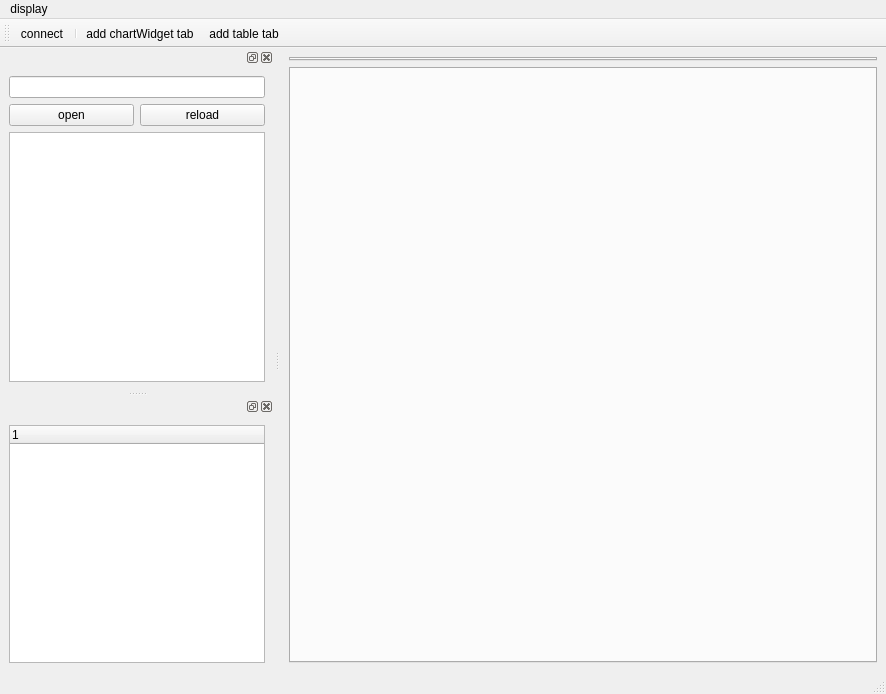
Above: mainwindow.ui from SuperLiaohy/MemRW before the change. Below: the same form after it.
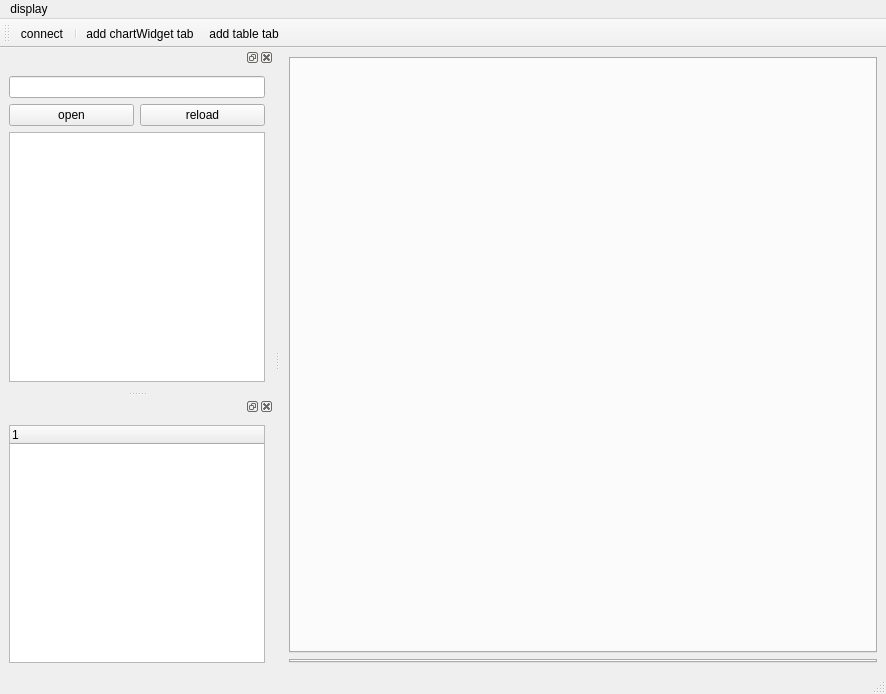
That is the form after the change. Icons and pictures are not drawn.

The edit to the form file:
```diff
--- a/mainwindow.ui
+++ b/mainwindow.ui
@@ -15,23 +15,23 @@
   </property>
   <widget class="QWidget" name="centralwidget">
    <layout class="QGridLayout" name="gridLayout_2">
-    <item row="1" column="0">
-     <widget class="QTabWidget" name="tableTab">
-      <property name="sizePolicy">
-       <sizepolicy hsizetype="Expanding" vsizetype="Expanding">
-        <horstretch>0</horstretch>
-        <verstretch>0</verstretch>
-       </sizepolicy>
-      </property>
-      <property name="currentIndex">
-       <number>-1</number>
-      </property>
-     </widget>
-    </item>
     <item row="0" column="0">
      <widget class="QTabWidget" name="chartTab">
       <property name="sizePolicy">
-       <sizepolicy hsizetype="Expanding" vsizetype="Preferred">
+       <sizepolicy hsizetype="Expanding" vsizetype="Minimum">
+        <horstretch>0</horstretch>
+        <verstretch>0</verstretch>
+       </sizepolicy>
+      </property>
+      <property name="currentIndex">
+       <number>-1</number>
+      </property>
+     </widget>
+    </item>
+    <item row="1" column="0">
+     <widget class="QTabWidget" name="tableTab">
+      <property name="sizePolicy">
+       <sizepolicy hsizetype="Expanding" vsizetype="Maximum">
         <horstretch>0</horstretch>
         <verstretch>0</verstretch>
        </sizepolicy>
```
Left out of the diff: 2 changed lines with no effect on the pictures.
